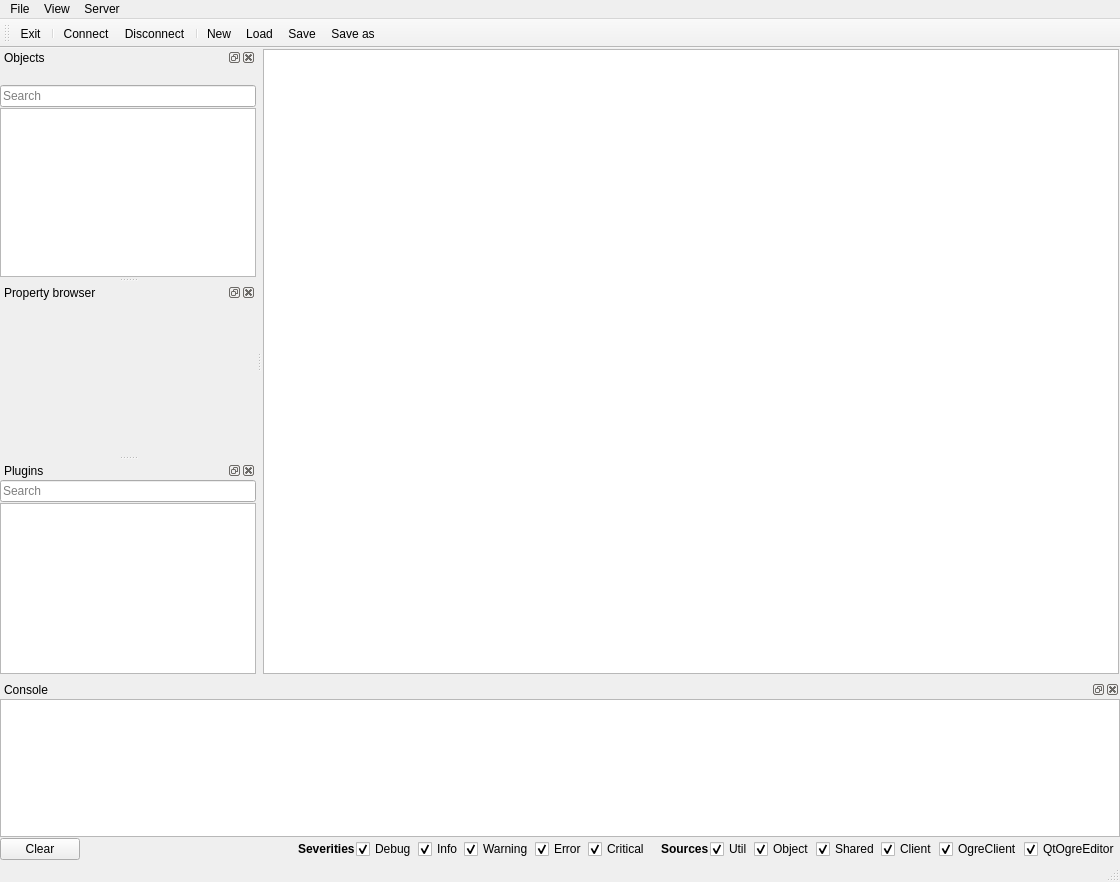
The window that QtOgreEditor/qt/MainWindow.ui (Gohla/Diversia) describes before a commit, drawn with Qt 5.
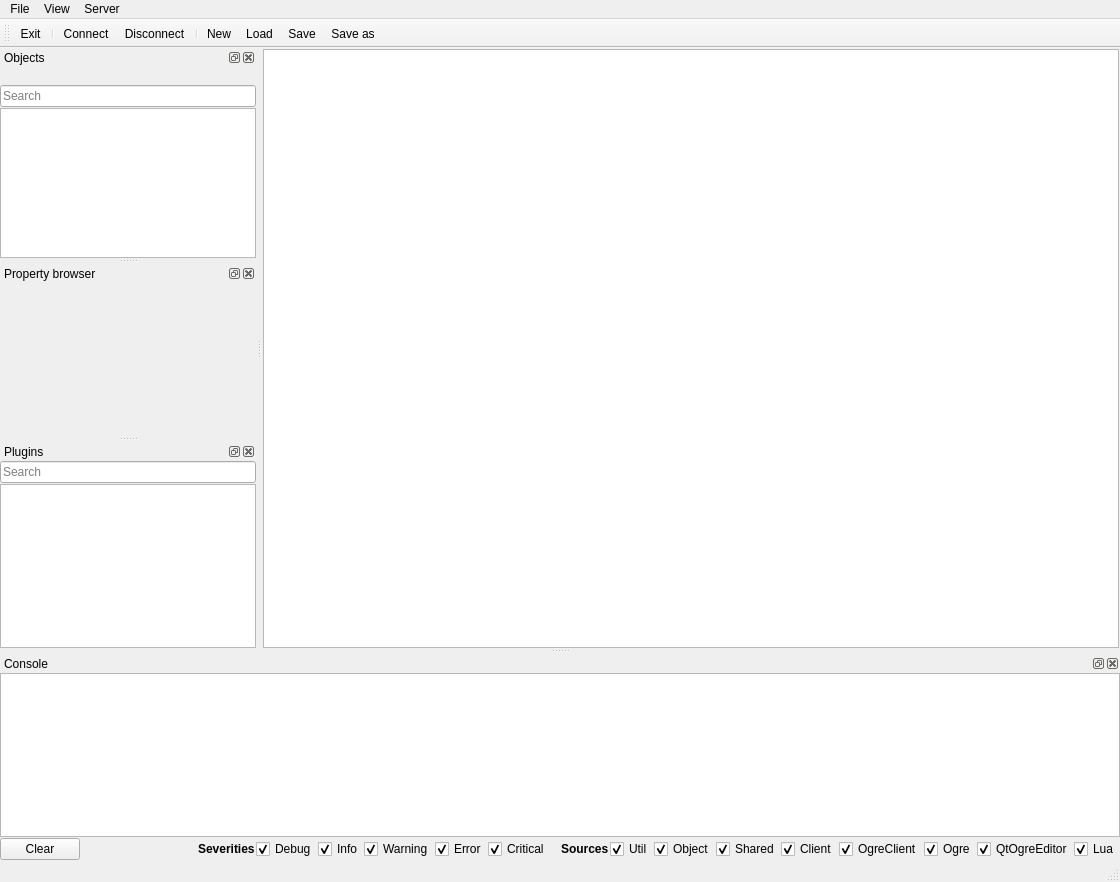
The same window after the commit. Icons and pictures are not drawn. Custom widgets are drawn as their Qt base class.

Commit message: Implemented turning on/off certain log severities and sources. Improved looks of the console widget. State of the editor is now saved at exit and restored at start.

The edit to the form file:
```diff
--- a/QtOgreEditor/qt/MainWindow.ui
+++ b/QtOgreEditor/qt/MainWindow.ui
@@ -357,13 +357,7 @@
   <widget class="QDockWidget" name="consoleDock">
    <property name="minimumSize">
     <size>
-     <width>924</width>
-     <height>180</height>
-    </size>
-   </property>
-   <property name="maximumSize">
-    <size>
-     <width>524287</width>
+     <width>0</width>
      <height>180</height>
     </size>
    </property>
@@ -586,6 +580,16 @@
           </property>
          </widget>
         </item>
+        <item>
+         <widget class="QCheckBox" name="logSourceOgreCheckBox">
+          <property name="text">
+           <string>Ogre</string>
+          </property>
+          <property name="checked">
+           <bool>true</bool>
+          </property>
+         </widget>
+        </item>
         <item>
          <widget class="QCheckBox" name="logSourceQtOgreEditorCheckBox">
           <property name="text">
@@ -596,6 +600,16 @@
           </property>
          </widget>
         </item>
+        <item>
+         <widget class="QCheckBox" name="logSourceLuaCheckBox">
+          <property name="text">
+           <string>Lua</string>
+          </property>
+          <property name="checked">
+           <bool>true</bool>
+          </property>
+         </widget>
+        </item>
        </layout>
       </widget>
      </item>
```
Left out of the diff: 16 changed lines with no effect on the pictures. The commit also changes 3 other files.
